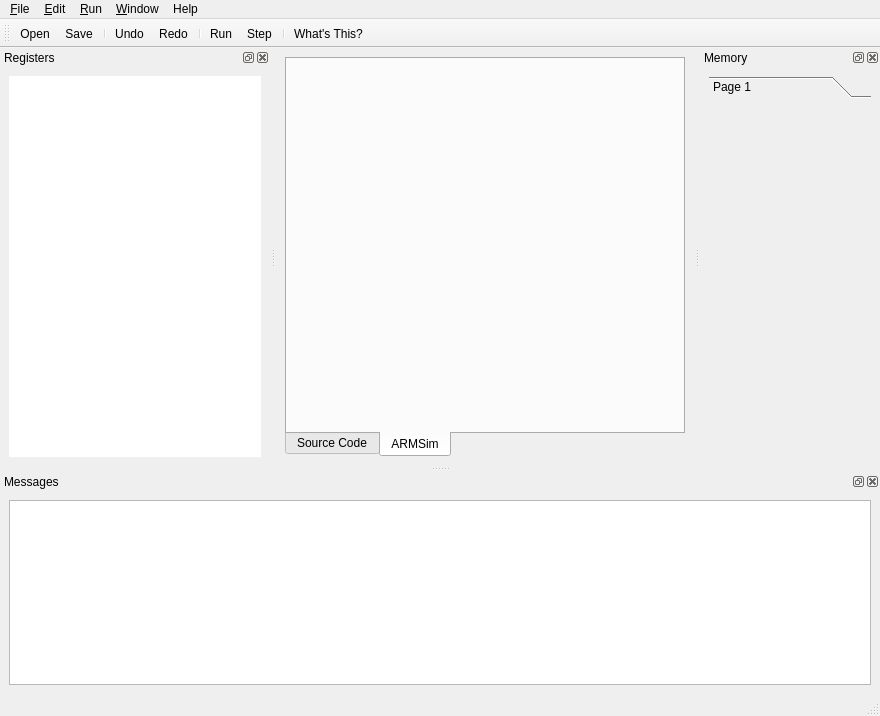
Old version of the form ui/mainwindow.ui in the repository barrachi/qtarmsim.
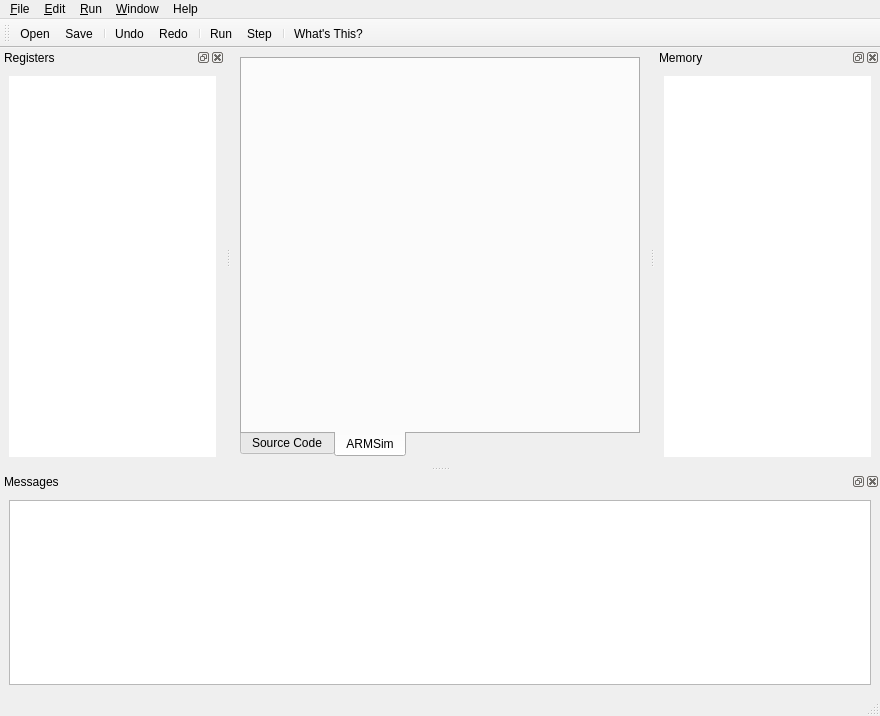
New version of the form. Icons and pictures are not drawn. Custom widgets are drawn as their Qt base class.

Patch:
```diff
--- a/ui/mainwindow.ui
+++ b/ui/mainwindow.ui
@@ -235,20 +235,11 @@
        <property name="enabled">
         <bool>true</bool>
        </property>
-       <property name="sizePolicy">
-        <sizepolicy hsizetype="Expanding" vsizetype="Expanding">
-         <horstretch>0</horstretch>
-         <verstretch>0</verstretch>
-        </sizepolicy>
-       </property>
        <property name="font">
         <font>
-         <family>Courier</family>
+         <family>Courier 10 Pitch</family>
         </font>
        </property>
-       <property name="autoFillBackground">
-        <bool>false</bool>
-       </property>
        <property name="frameShape">
         <enum>QFrame::NoFrame</enum>
        </property>
@@ -294,23 +285,24 @@
    <widget class="QWidget" name="dockWidgetContentsMemory">
     <layout class="QVBoxLayout" name="dockWidgetMemoryLayout">
      <item>
-      <widget class="QToolBox" name="toolBoxMemory">
-       <property name="currentIndex">
+      <widget class="MyQTreeView" name="treeViewMemory">
+       <property name="font">
+        <font>
+         <family>Courier 10 Pitch</family>
+        </font>
+       </property>
+       <property name="frameShape">
+        <enum>QFrame::NoFrame</enum>
+       </property>
+       <property name="frameShadow">
+        <enum>QFrame::Plain</enum>
+       </property>
+       <property name="lineWidth">
         <number>0</number>
        </property>
-       <widget class="QWidget" name="page_3">
-        <property name="geometry">
-         <rect>
-          <x>0</x>
-          <y>0</y>
-          <width>156</width>
-          <height>344</height>
-         </rect>
-        </property>
-        <attribute name="label">
-         <string>Page 1</string>
-        </attribute>
-       </widget>
+       <property name="alternatingRowColors">
+        <bool>true</bool>
+       </property>
       </widget>
      </item>
     </layout>
```
Left out of the diff: 3 changed lines with no effect on the pictures.
